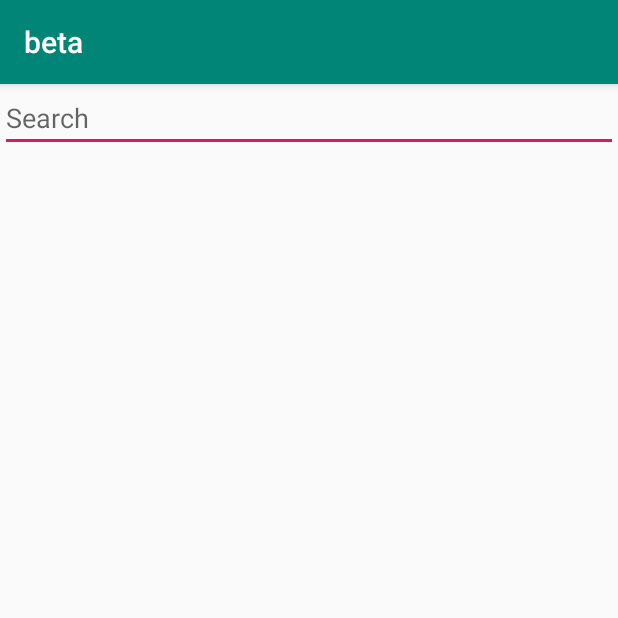
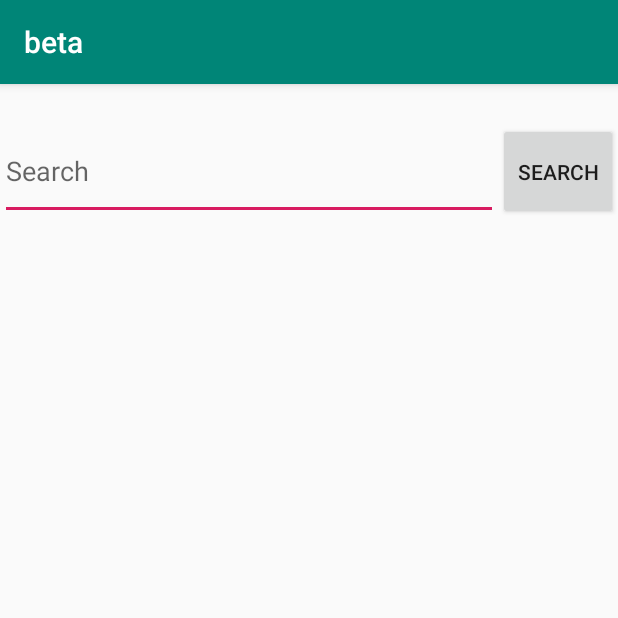
Before and after one commit to Tal747/beta, an Android app: the ListActivity screen opened directly, with no data from a screen before it, on a phone screen of 412 x 824 dp, the top half of it. Run offline under Robolectric (Android 15) with nearby library versions, the phone set to English and light mode, and no system bars.

Commit message:
list activity

```diff
--- a/app/src/main/res/layout/activity_list.xml
+++ b/app/src/main/res/layout/activity_list.xml
@@ -7,18 +7,39 @@
     android:layout_gravity="center"
     tools:context=".ListActivity">
 
-    <EditText
-        android:id="@+id/editText"
+    <Space
         android:layout_width="match_parent"
-        android:layout_height="wrap_content"
-        android:ems="10"
-        android:inputType="textPersonName"
-        android:hint="Search" />
+        android:layout_height="0dp"
+        android:layout_weight="0.2" />
+
+    <LinearLayout
+        android:layout_width="match_parent"
+        android:layout_height="0dp"
+        android:orientation="horizontal"
+        android:layout_gravity="center"
+        android:layout_weight="0.5">
+
+        <EditText
+            android:id="@+id/srcET"
+            android:layout_width="match_parent"
+            android:layout_height="match_parent"
+            android:ems="10"
+            android:hint="Search"
+            android:inputType="textPersonName"
+            android:layout_weight="10"/>
+
+        <Button
+            android:id="@+id/srcBtn"
+            android:layout_width="wrap_content"
+            android:layout_height="match_parent"
+            android:layout_weight="1"
+            android:text="Search" />
+    </LinearLayout>
 
     <Space
         android:layout_width="match_parent"
         android:layout_height="0dp"
-        android:layout_weight="1" />
+        android:layout_weight="0.2" />
 
     <ListView
         android:layout_width="match_parent"
```
